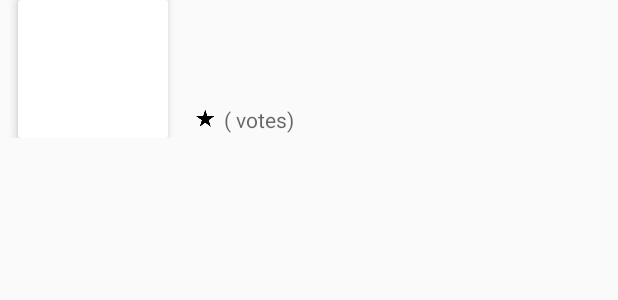
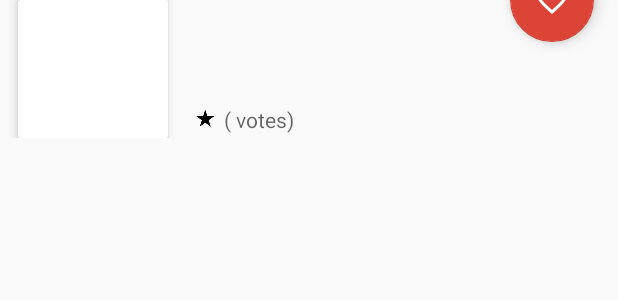
Before and after one commit to anandbibek/Nanodegree-Projects, an Android app: the layout overview_content_detail.xml on its own in the app's theme, with its tools: preview values and no code run, on a phone screen of 412 x 824 dp. Shown: the top 300 px of the screen. Run offline under Robolectric (Android 15) with nearby library versions, the phone set to English and light mode, and no system bars; network calls fail.

Commit message:
Fix fav btn

```diff
--- a/TMDBApp/app/src/main/java/com/anandbibek/tmdbapp/DetailFragment.java
+++ b/TMDBApp/app/src/main/java/com/anandbibek/tmdbapp/DetailFragment.java
@@ -7,7 +7,6 @@ import android.os.Bundle;
 import android.os.Handler;
 import android.support.design.widget.Snackbar;
 import android.support.v7.app.AppCompatActivity;
-import android.util.Log;
 import android.view.LayoutInflater;
 import android.view.View;
 import android.view.ViewGroup;
@@ -185,7 +184,6 @@ public class DetailFragment extends Fragment {
 
     private void loadReviews(String id){
         String url = Utility.buildReviewsUri(id).toString();
-        Log.wtf("URL",url);
         StringRequest request = new StringRequest(url,
                 new Response.Listener<String>() {
                     @Override
--- a/TMDBApp/app/src/main/res/layout/overview_content_detail.xml
+++ b/TMDBApp/app/src/main/res/layout/overview_content_detail.xml
@@ -34,6 +34,17 @@
 
     </android.support.v7.widget.CardView>
 
+    <android.support.design.widget.FloatingActionButton
+        android:id="@+id/fab"
+        android:layout_width="wrap_content"
+        android:layout_height="wrap_content"
+        android:layout_marginRight="@dimen/fab_margin"
+        android:layout_marginTop="-28dp"
+        android:layout_alignParentTop="true"
+        android:layout_alignParentEnd="true"
+        android:layout_alignParentRight="true"
+        android:src="@drawable/ic_favorite_border_white_24dp"/>
+
     <TextView
         android:id="@+id/big_header_text"
         android:layout_width="match_parent"
@@ -50,7 +61,7 @@
 
     <TextView
         android:id="@+id/date_text"
-        android:layout_width="wrap_content"
+        android:layout_width="match_parent"
         android:layout_height="wrap_content"
         android:layout_below="@id/big_header_text"
         android:layout_toRightOf="@id/poster_image_card"
@@ -65,13 +76,15 @@
 
     <LinearLayout
         android:id="@+id/rating_container"
-        android:layout_width="wrap_content"
+        android:layout_width="match_parent"
         android:layout_height="wrap_content"
         android:layout_below="@id/date_text"
         android:layout_toRightOf="@id/poster_image_card"
         android:layout_toEndOf="@id/poster_image_card"
         android:layout_marginLeft="16dp"
         android:layout_marginStart="16dp"
+        android:layout_marginRight="16dp"
+        android:layout_marginEnd="16dp"
         android:gravity="bottom"
         android:orientation="horizontal"
         android:clipChildren="false">
```
Also changed, not shown: TMDBApp/app/src/main/res/layout/fragment_detail.xml (+0 -10 lines), TMDBApp/app/src/main/res/drawable-hdpi/ic_favorite_border_white_24dp.png (added), TMDBApp/app/src/main/res/drawable-mdpi/ic_favorite_border_white_24dp.png (added), TMDBApp/app/src/main/res/drawable-xhdpi/ic_favorite_border_white_24dp.png (added), TMDBApp/app/src/main/res/drawable-xxhdpi/ic_favorite_border_white_24dp.png (added), TMDBApp/app/src/main/res/drawable-xxxhdpi/ic_favorite_border_white_24dp.png (added).
